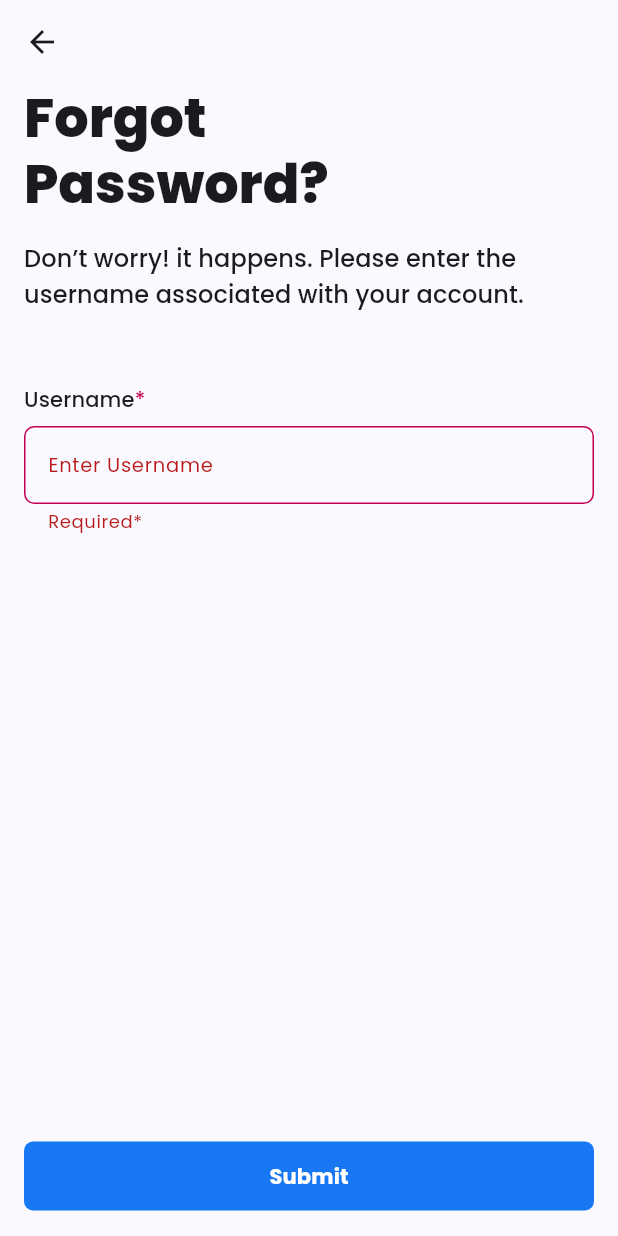
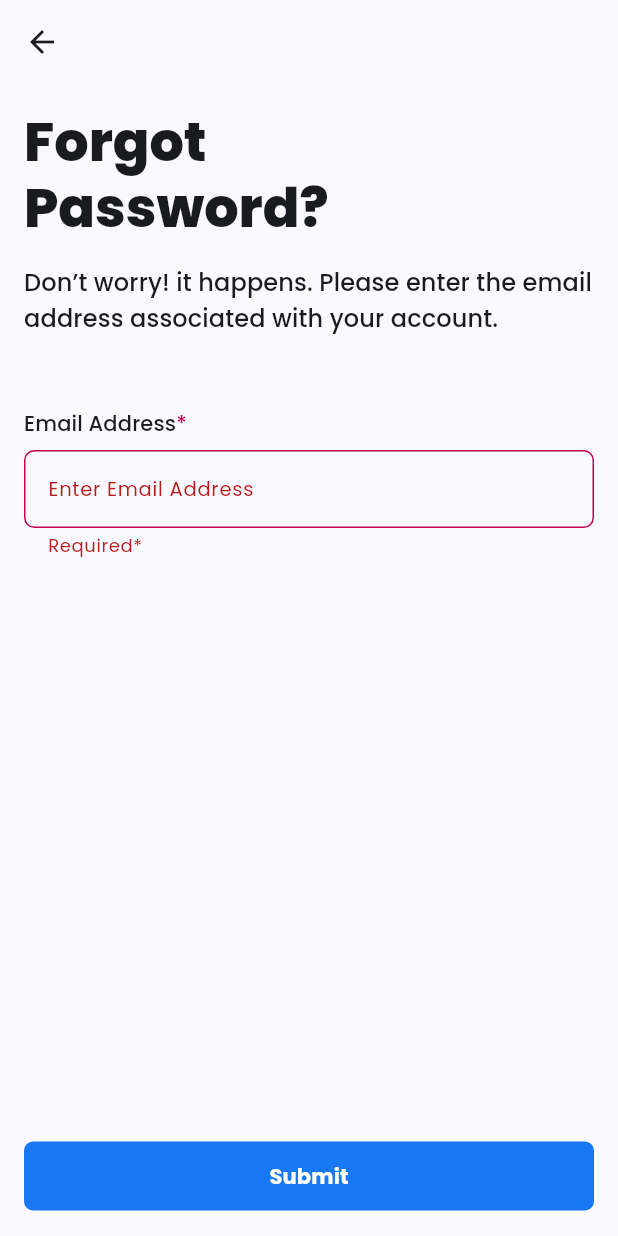
Before and after one commit to shaikh-sariya/kabar-app-flutter, a Flutter app: the RecoveryOptionPage screen opened by its route, after a tap on "Submit", on a phone screen of 412 x 824 dp. Run offline on Flutter 3.47's test engine with Material 3 defaults, Android fonts, the phone set to English and light mode, and no system bars; our stand-ins replace bloc, equatable, flutter_bloc, flutter_dotenv, flutter_screenutil, flutter_svg and 3 more; accounts and stored records are empty; network calls fail.

Commit message:
feat(reset password): sending verification otp to reset password incl. validations

```diff
--- a/lib/core/constants/strings.dart
+++ b/lib/core/constants/strings.dart
@@ -76,10 +76,10 @@ class AppStrings {
 
   static String get haveAccount => 'Already have an account?';
 
-  static String get forgot => 'Forgot';
+  static String get forgotPasswordTitle => 'Forgot Password?';
 
   static String get forgotPasswordMessage =>
-      '''Don’t worry! it happens. Please enter the username associated with your account.''';
+      '''Don’t worry! it happens. Please enter the email address associated with your account.''';
 
   static String get submit => 'Submit';
 
--- a/lib/modules/authentication/forgot_password/one_time_password/presentation/cubit/one_time_password_cubit.dart
+++ b/lib/modules/authentication/forgot_password/one_time_password/presentation/cubit/one_time_password_cubit.dart
@@ -14,6 +14,7 @@ class OneTimePasswordCubit extends Cubit<OneTimePasswordState> {
 
   final supabase = Supabase.instance.client;
   User? user;
+  String? email;
 
   final canResendOtp = ValueNotifier<bool>(false);
   final submittingOTP = ValueNotifier<bool>(false);
@@ -26,7 +27,7 @@ class OneTimePasswordCubit extends Cubit<OneTimePasswordState> {
       await supabase.auth.verifyOTP(
         type: OtpType.email,
         token: controllers.map((e) => e.text).join(),
-        email: user?.email,
+        email: user?.email ?? email,
       );
       await supabase.auth.updateUser(
         UserAttributes(data: {'email_verified': true}),
@@ -42,7 +43,7 @@ class OneTimePasswordCubit extends Cubit<OneTimePasswordState> {
     try {
       await supabase.auth.resend(
         type: OtpType.email,
-        email: user?.email,
+        email: user?.email ?? email,
       );
       return null;
     } on AuthException catch (e) {
--- a/lib/modules/authentication/forgot_password/recovery_option/presentation/cubit/recovery_option_cubit.dart
+++ b/lib/modules/authentication/forgot_password/recovery_option/presentation/cubit/recovery_option_cubit.dart
@@ -5,7 +5,22 @@ part 'recovery_option_state.dart';
 class RecoveryOptionCubit extends Cubit<RecoveryOptionState> {
   RecoveryOptionCubit() : super(RecoveryOptionInitial());
 
-  final usernameController = TextEditingController();
+  final emailController = TextEditingController();
 
   final formKey = GlobalKey<FormState>();
+  final submitting = ValueNotifier<bool>(false);
+
+  final supabase = Supabase.instance.client;
+
+  Future<String?> sendOTP() async {
+    try {
+      submitting.value = true;
+      await supabase.auth.resetPasswordForEmail(emailController.text);
+      submitting.value = false;
+      return null;
+    } on AuthException catch (e) {
+      submitting.value = false;
+      return e.message;
+    }
+  }
 }
--- a/lib/modules/authentication/forgot_password/recovery_option/presentation/pages/recovery_option.dart
+++ b/lib/modules/authentication/forgot_password/recovery_option/presentation/pages/recovery_option.dart
@@ -10,10 +10,9 @@ class RecoveryOptionPage extends StatelessWidget {
 
     return Scaffold(
       appBar: AppBar(),
-      resizeToAvoidBottomInset: false,
       body: SafeArea(
         child: Padding(
-          padding: const EdgeInsets.symmetric(horizontal: 16),
+          padding: const EdgeInsets.all(16),
           child: Form(
             key: cubit.formKey,
             child: Column(
@@ -22,16 +21,12 @@ class RecoveryOptionPage extends StatelessWidget {
                 Column(
                   crossAxisAlignment: CrossAxisAlignment.start,
                   children: [
-                    Text(
-                      AppStrings.forgot,
-                      style: textTheme.displaySmall?.copyWith(
-                        fontWeight: FontWeight.w800,
-                      ),
-                    ),
-                    Text(
-                      '${AppStrings.password}?',
-                      style: textTheme.displaySmall?.copyWith(
-                        fontWeight: FontWeight.w800,
+                    SizedBox(
+                      width: 0.6.sw,
+                      child: Text(
+                        AppStrings.forgotPasswordTitle,
+                        style: textTheme.displaySmall
+                            ?.copyWith(fontWeight: FontWeight.w800),
                       ),
                     ),
                     Padding(
@@ -43,28 +38,52 @@ class RecoveryOptionPage extends StatelessWidget {
                     ),
                     AppWidgets.customTextField(
                       context: context,
-                      type: TextFieldType.username,
-                      controller: cubit.usernameController,
+                      type: TextFieldType.email,
+                      controller: cubit.emailController,
                     ),
                   ],
                 ),
-                Padding(
-                  padding: const EdgeInsets.only(bottom: 16),
-                  child: Row(
+                Row(
                   children: [
                     Expanded(
                       child: AppWidgets.customPrimaryButton(
                         type: ButtonType.submit,
-                          onPressed: () {
+                        textTheme: textTheme,
+                        valueListenable: cubit.submitting,
+                        onPressed: () async {
                           if (cubit.formKey.currentState!.validate()) {
-                              context.goNamed(PAGES.resetPassword.screenName);
+                            final response = await cubit.sendOTP();
+                            if ((response ?? '').isNotEmpty) {
+                              final capitalizedResponse = (response ?? '')[0]
+                                      .toUpperCase() +
+                                  (response ?? '').substring(1).toLowerCase();
+                              if (context.mounted) {
+                                AppWidgets.customSnackBar(
+                                  context: context,
+                                  content: capitalizedResponse,
+                                );
+                              }
+                            } else {
+                              if (context.mounted) {
+                                AppWidgets.customSnackBar(
+                                  context: context,
+                                  content: AppStrings.verificationMessage,
+                                  success: true,
+                                );
+                                context.goNamed(
+                                  PAGES.oneTimePassword.screenName,
+                                  extra: {
+                                    'email': cubit.emailController.text,
+                                    'canPop': true,
+                                  },
+                                );
+                              }
+                            }
                           }
                         },
-                          textTheme: textTheme,
                       ),
                     ),
                   ],
-                  ),
                 ),
               ],
             ),
--- a/lib/routes/router.dart
+++ b/lib/routes/router.dart
@@ -60,7 +60,11 @@ class AppRouter {
                   create: (context) => OneTimePasswordCubit(),
                   child: OneTimePasswordPage(
                     user: ((state.extra ?? Object)
-                        as Map<String, dynamic>)['user'] as User,
+                        as Map<String, dynamic>)['user'] as User?,
+                    email: ((state.extra ?? Object)
+                        as Map<String, dynamic>)['email'] as String?,
+                    canPop: ((state.extra ?? Object)
+                        as Map<String, dynamic>)['canPop'] as bool?,
                   ),
                 ),
                 routes: [
```
Also changed, not shown: lib/modules/authentication/forgot_password/one_time_password/presentation/pages/one_time_password.dart (+11 -6 lines), lib/modules/authentication/login/presentation/pages/login.dart (+10 -12 lines). Lines whose indentation alone changed are shown as unchanged.
